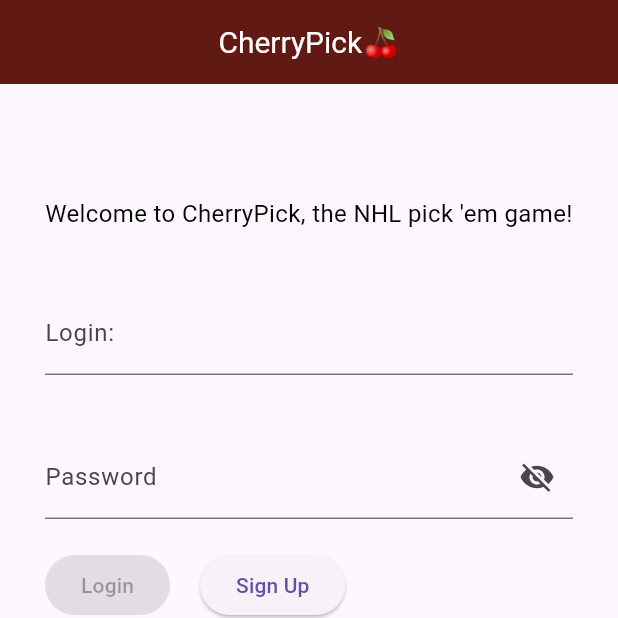
After one commit to Aquinnmo/cherrypick, a Flutter app: the screen it shows after launch, on a phone screen of 412 x 824 dp, the top half of it. The commit adds this screen. Run offline on Flutter 3.47's test engine with Material 3 defaults, Android fonts, the phone set to English and light mode, and no system bars; our stand-ins replace firebase_core; accounts and stored records are empty.

Commit message:
started refactor, login page refactor still needed

```diff
--- /dev/null
+++ b/lib/core/app_theme.dart
@@ -0,0 +1,13 @@
+import 'package:flutter/material.dart';
+
+class AppTheme {
+  static const primaryColor = Color.fromARGB(255, 97, 25, 20);
+
+  static ThemeData get lightTheme => ThemeData(
+    appBarTheme: const AppBarTheme(
+      backgroundColor: primaryColor,
+      centerTitle: true,
+      titleTextStyle: TextStyle(color: Colors.white, fontSize: 20),
+    ),
+  );
+}
--- /dev/null
+++ b/lib/features/pages/login.dart
@@ -0,0 +1,97 @@
+import 'package:flutter/material.dart';
+import '../../core/app_theme.dart';
+import '../widgets/password_field.dart';
+import 'signup.dart';
+
+class LogInPage extends StatelessWidget
+{
+  const LogInPage({super.key});
+
+  @override
+  Widget build(BuildContext context)
+  {
+    String userEmail = '';
+    String userPassword = '';
+    return MaterialApp(
+        home: Scaffold(
+            appBar: AppBar(
+              backgroundColor: AppTheme.primaryColor,
+              title: Text(
+                'CherryPick🍒',
+                style: TextStyle(
+                  color: Colors.white,
+                  fontSize: 20,
+                ),
+              ),
+              centerTitle: true,
+            ),
+
+            body: Column(
+              children: [
+                Align(
+                  alignment: Alignment.topCenter,
+                  child: Container(
+                      margin: EdgeInsets.only(top: 75),
+                      child: const Text(
+                        'Welcome to CherryPick, the NHL pick \'em game!',
+                        textAlign: TextAlign.center,
+                        style: TextStyle(
+                          color: Color.fromARGB(255, 0, 0, 0),
+                          fontSize: 16,
+                        ),
+                      )
+                  ),
+                ),
+
+                const SizedBox(height: 40),
+
+                Padding(
+                    padding: const EdgeInsets.symmetric(horizontal: 30),
+                    child: Column(
+                      children: [
+
+                        //Email
+                        TextField(
+                          decoration: InputDecoration(
+
+                            labelText: 'Login:',
+                          ),
+                          onChanged: (value) => userEmail = value,
+                        ),
+
+                        const SizedBox(height: 40),
+
+                        // password
+                        Password(
+                          onChanged: (value) => userPassword = value,
+                        ),
+
+                        const SizedBox(height: 20),
+
+                        Row(
+                          mainAxisAlignment: MainAxisAlignment.start,
+                          children: [
+                            ElevatedButton(
+                              onPressed: null,    // null is temporary
+                              child: const Text('Login'),
+                            ),
+
+                            const SizedBox(width: 20),
+
+                            ElevatedButton(
+                              onPressed: (){
+                                Navigator.push(context, MaterialPageRoute(builder: (context) => const SignUpPage()));
+                              },
+                              child: const Text('Sign Up'),
+                            ),
+                          ],
+                        ),
+                      ],
+                    )
+                )
+              ],
+            )
+        )
+    );
+  }
+}
--- /dev/null
+++ b/lib/features/widgets/password_field.dart
@@ -0,0 +1,34 @@
+import 'package:flutter/material.dart';
+
+class Password extends StatefulWidget {
+  final ValueChanged<String>? onChanged;
+
+  const Password({super.key, this.onChanged});
+
+  @override
+  State<Password> createState() => _PasswordState();
+}
+
+class _PasswordState extends State<Password> {
+  bool _obscureText = true;
+
+  @override
+  Widget build(BuildContext context) {
+    return TextField(
+      obscureText: _obscureText,
+      decoration: InputDecoration(
+          labelText: 'Password',
+          suffixIcon: IconButton(
+            icon: Icon(
+              _obscureText ? Icons.visibility_off : Icons.visibility,
+            ),
+            onPressed: () {
+              setState(() {
+                _obscureText = !_obscureText;
+              });
+            },
+          )
+      ),
+    );
+  }
+}
--- a/pubspec.yaml
+++ b/pubspec.yaml
@@ -35,6 +35,7 @@ dependencies:
   # Use with the CupertinoIcons class for iOS style icons.
   cupertino_icons: ^1.0.8
 
+  firebase_core: any
 dev_dependencies:
   flutter_test:
     sdk: flutter
```
Also changed, not shown: lib/features/pages/signup.dart (added, +22 -0 lines), lib/main.dart (+6 -137 lines), pubspec.lock, 4 other files.
